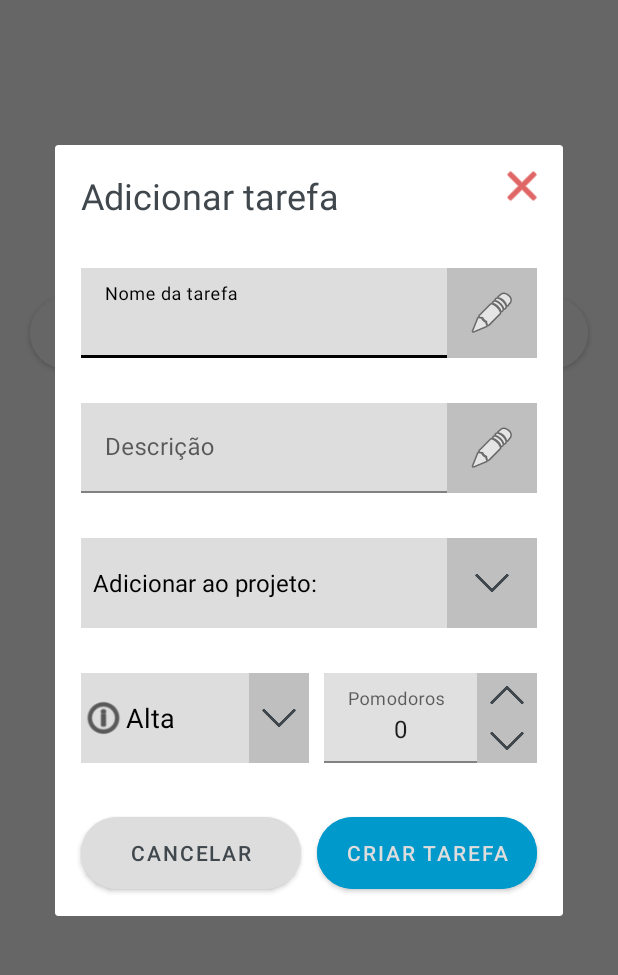
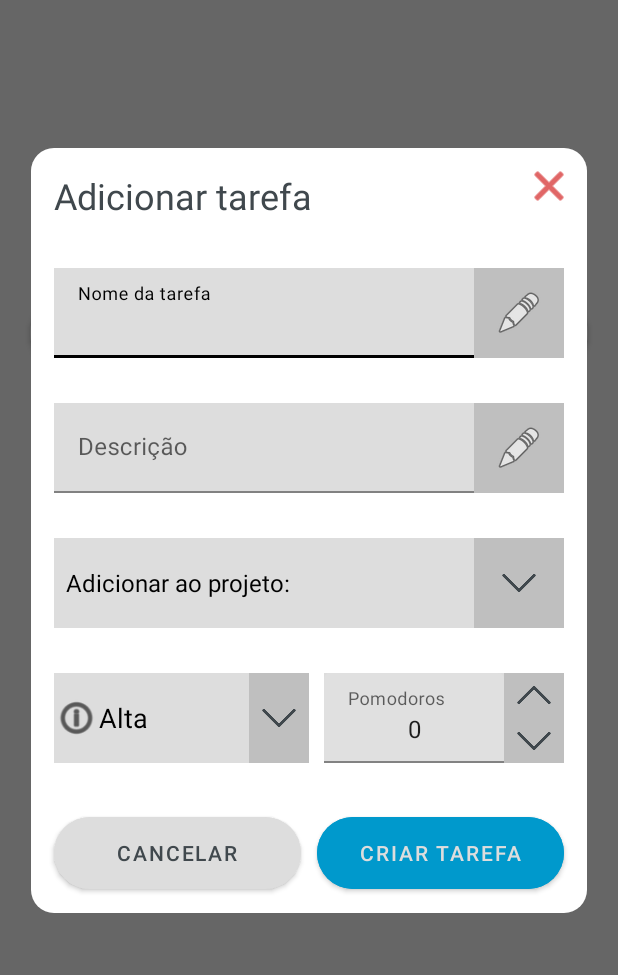
Before and after one commit to DaviSobrinho/Projeto-Pomos, an Android app: the screen it shows after launch (MainActivity), after a tap on an icon or button, on a phone screen of 412 x 824 dp, the part 87-1062 px from its top. Run offline under Robolectric (Android 15) with nearby library versions, the phone set to English and light mode, and no system bars.

Commit message:
Dialog background agora apresenta bordas redondas e o botão lápis funciona melhor.

```diff
--- a/app/src/main/java/com/example/pomos/viewmodel/AddTarefaDialog.kt
+++ b/app/src/main/java/com/example/pomos/viewmodel/AddTarefaDialog.kt
@@ -1,21 +1,23 @@
 package com.example.pomos.viewmodel
 
+import android.accessibilityservice.AccessibilityService
 import android.app.AlertDialog
 import android.app.Dialog
 import android.content.Context
 import android.content.Context.INPUT_METHOD_SERVICE
+import android.graphics.Color
+import android.graphics.drawable.ColorDrawable
 import android.hardware.input.InputManager
 import android.os.Bundle
 import android.text.Editable
 import android.text.TextWatcher
-import android.view.LayoutInflater
-import android.view.View
-import android.view.ViewGroup
+import android.view.*
 import android.view.inputmethod.InputMethodManager
 import android.view.inputmethod.InputMethodManager.SHOW_IMPLICIT
 import android.widget.ArrayAdapter
 import android.widget.ImageButton
 import android.widget.Spinner
+import android.widget.Toast
 import androidx.core.content.ContextCompat.getSystemService
 import androidx.fragment.app.DialogFragment
 import com.example.pomos.R
@@ -37,6 +39,7 @@
         }
 
         override fun onStart() {
+            dialog?.window?.setBackgroundDrawable(ColorDrawable(Color.TRANSPARENT))
             super.onStart()
             val width = (resources.displayMetrics.widthPixels * 0.90).toInt()
             val height = (resources.displayMetrics.heightPixels * 0.80).toInt()
@@ -57,7 +60,7 @@
             super.onDestroyView()
             _binding = null
         }
-        fun corrigePomodoros (textInputEditText: TextInputEditText){
+        private fun corrigePomodoros (textInputEditText: TextInputEditText){
             binding.textinputedittext3.addTextChangedListener(object : TextWatcher {
                 override fun afterTextChanged(s: Editable?) {
 
@@ -116,10 +119,12 @@
         private fun configuraBotaoLapis(button: ImageButton, textInputEditText: TextInputEditText){
             button.setOnClickListener {
                 textInputEditText.requestFocus()
+                if(textInputEditText.hasFocus()){
+                    dialog?.window?.setSoftInputMode(WindowManager.LayoutParams.SOFT_INPUT_STATE_ALWAYS_VISIBLE)
+                }
                 val imm = requireContext().getSystemService(Context.INPUT_METHOD_SERVICE) as InputMethodManager
-                if( !imm.isActive){
-                    imm.toggleSoftInput(InputMethodManager.SHOW_FORCED, 0)
-                }
+                imm.toggleSoftInput(InputMethodManager.HIDE_IMPLICIT_ONLY, 1)
+                imm.toggleSoftInput(InputMethodManager.SHOW_FORCED, 2)
             }
         }
         private fun configuraBotaoSpinner(button: ImageButton, spinner: Spinner){
--- a/app/src/main/res/drawable/round_outline.xml
+++ b/app/src/main/res/drawable/round_outline.xml
@@ -1,5 +1,13 @@
 <?xml version="1.0" encoding="utf-8"?>
-<shape xmlns:android="http://schemas.android.com/apk/res/android"
-    android:shape="rectangle">
-    <corners android:radius="50dp" />
+<shape xmlns:android="http://schemas.android.com/apk/res/android">
+    <solid
+        android:color="@color/white">
+    </solid>
+    <corners android:radius="15dp"/>
+    <padding
+        android:left="10dp"
+        android:top="10dp"
+        android:bottom="10dp"
+        android:right="10dp"
+    />
 </shape>
--- a/app/src/main/res/layout/activity_main.xml
+++ b/app/src/main/res/layout/activity_main.xml
@@ -87,6 +87,17 @@
         android:textColor="@color/grey"
         android:textSize="18sp">
     </TextView>
+    <LinearLayout
+        app:layout_constraintTop_toBottomOf="@id/button_1"
+        app:layout_constraintStart_toStartOf="parent"
+        app:layout_constraintEnd_toEndOf="parent"
+        android:layout_marginTop="20dp"
+        android:layout_marginStart="15dp"
+        android:layout_marginEnd="15dp"
+        android:layout_width="match_parent"
+        android:layout_height="wrap_content">
+
+    </LinearLayout>
 
 
 </androidx.constraintlayout.widget.ConstraintLayout>
--- a/app/src/main/res/layout/dialog_add_tarefa.xml
+++ b/app/src/main/res/layout/dialog_add_tarefa.xml
@@ -5,7 +5,7 @@
     android:layout_width="match_parent"
     android:layout_height="match_parent"
     android:background="@drawable/round_outline"
-    android:padding="2dp">
+    android:padding="0dp">
     <ScrollView
         android:orientation="vertical"
         android:layout_width="match_parent"
```
